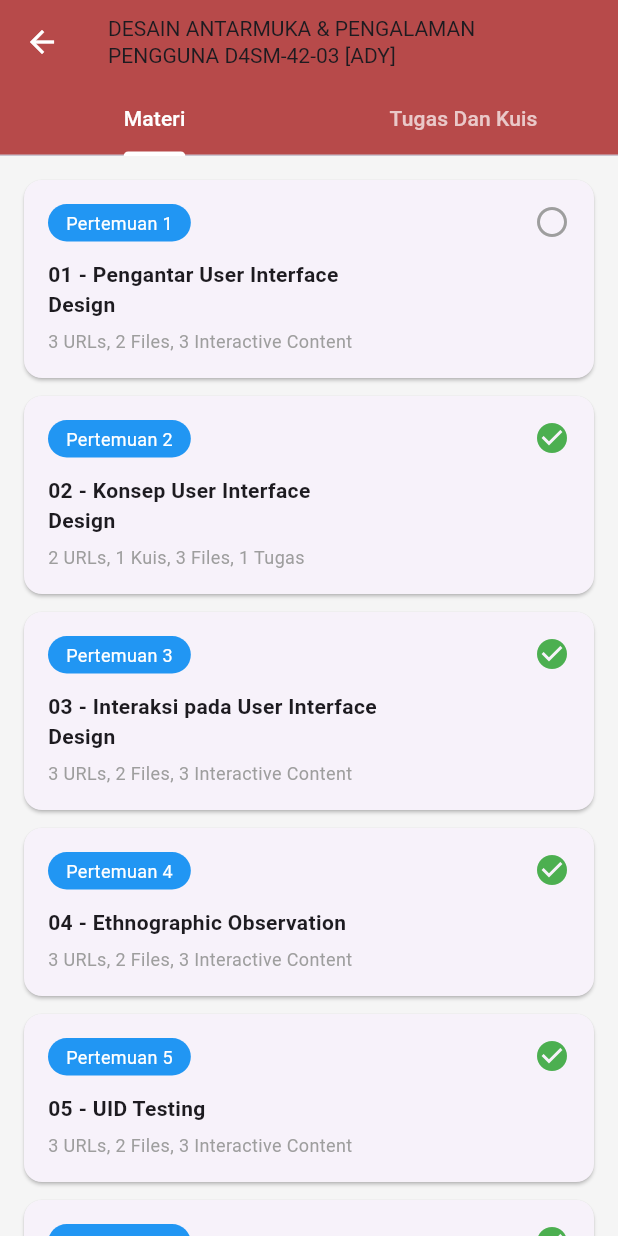
After one commit to ekanurandin/Flutter-Project-Uas-Learning-Management-System, a Flutter app: the ClassDetailPage screen opened directly, on a phone screen of 412 x 824 dp. The commit adds this screen. Run offline on Flutter 3.47's test engine with Material 3 defaults, Android fonts, the phone set to English and light mode, and no system bars.

Commit message:
menambahkan halaman class dashboard ketika mengklik pelajaran desain antar muka dan pengalaman pengguna yang ada di halaman kelas saya

```diff
--- /dev/null
+++ b/lib/class_dashboard_page.dart
@@ -0,0 +1,145 @@
+import 'package:flutter/material.dart';
+
+class ClassDetailPage extends StatelessWidget {
+  @override
+  Widget build(BuildContext context) {
+    return DefaultTabController(
+      length: 2,
+      child: Scaffold(
+        backgroundColor: Colors.grey.shade100,
+        appBar: AppBar(
+          backgroundColor: const Color(0xFFB74A4A),
+          leading: IconButton(
+            icon: const Icon(Icons.arrow_back, color: Colors.white),
+            onPressed: () => Navigator.pop(context),
+          ),
+          title: const Text(
+            'DESAIN ANTARMUKA & PENGALAMAN\nPENGGUNA D4SM-42-03 [ADY]',
+            style: TextStyle(fontSize: 14),
+          ),
+          bottom: const TabBar(
+            labelColor: Colors.white,
+            unselectedLabelColor: Colors.white70,
+            indicatorColor: Colors.white,
+            tabs: [
+              Tab(text: 'Materi'),
+              Tab(text: 'Tugas Dan Kuis'),
+            ],
+          ),
+        ),
+        body: TabBarView(
+          children: [
+            _materiTab(),
+            Center(child: Text('Tugas dan Kuis')),
+          ],
+        ),
+      ),
+    );
+  }
+
+  Widget _materiTab() {
+    return ListView(
+      padding: const EdgeInsets.all(16),
+      children: [
+        _materiCard(
+          pertemuan: 'Pertemuan 1',
+          judul: '01 - Pengantar User Interface Design',
+          detail: '3 URLs, 2 Files, 3 Interactive Content',
+          selesai: false,
+        ),
+        _materiCard(
+          pertemuan: 'Pertemuan 2',
+          judul: '02 - Konsep User Interface Design',
+          detail: '2 URLs, 1 Kuis, 3 Files, 1 Tugas',
+          selesai: true,
+        ),
+        _materiCard(
+          pertemuan: 'Pertemuan 3',
+          judul: '03 - Interaksi pada User Interface Design',
+          detail: '3 URLs, 2 Files, 3 Interactive Content',
+          selesai: true,
+        ),
+        _materiCard(
+          pertemuan: 'Pertemuan 4',
+          judul: '04 - Ethnographic Observation',
+          detail: '3 URLs, 2 Files, 3 Interactive Content',
+          selesai: true,
+        ),
+        _materiCard(
+          pertemuan: 'Pertemuan 5',
+          judul: '05 - UID Testing',
+          detail: '3 URLs, 2 Files, 3 Interactive Content',
+          selesai: true,
+        ),
+        _materiCard(
+          pertemuan: 'Pertemuan 6',
+          judul: '06 - Assessment 1',
+          detail: '3 URLs, 2 Files, 3 Interactive Content',
+          selesai: true,
+        ),
+      ],
+    );
+  }
+
+  Widget _materiCard({
+    required String pertemuan,
+    required String judul,
+    required String detail,
+    required bool selesai,
+  }) {
+    return Card(
+      margin: const EdgeInsets.only(bottom: 12),
+      shape: RoundedRectangleBorder(borderRadius: BorderRadius.circular(12)),
+      child: Padding(
+        padding: const EdgeInsets.all(16),
+        child: Row(
+          crossAxisAlignment: CrossAxisAlignment.start,
+          children: [
+            Column(
+              crossAxisAlignment: CrossAxisAlignment.start,
+              children: [
+                Container(
+                  padding: const EdgeInsets.symmetric(horizontal: 12, vertical: 4),
+                  decoration: BoxDecoration(
+                    color: Colors.blue,
+                    borderRadius: BorderRadius.circular(20),
+                  ),
+                  child: Text(
+                    pertemuan,
+                    style: const TextStyle(color: Colors.white, fontSize: 12),
+                  ),
+                ),
+                const SizedBox(height: 12),
+                SizedBox(
+                  width: 220,
+                  child: Column(
+                    crossAxisAlignment: CrossAxisAlignment.start,
+                    children: [
+                      Text(
+                        judul,
+                        style: const TextStyle(
+                          fontWeight: FontWeight.bold,
+                          fontSize: 14,
+                        ),
+                      ),
+                      const SizedBox(height: 6),
+                      Text(
+                        detail,
+                        style: const TextStyle(fontSize: 12, color: Colors.grey),
+                      ),
+                    ],
+                  ),
+                ),
+              ],
+            ),
+            const Spacer(),
+            Icon(
+              selesai ? Icons.check_circle : Icons.radio_button_unchecked,
+              color: selesai ? Colors.green : Colors.grey,
+            ),
+          ],
+        ),
+      ),
+    );
+  }
+}
--- a/lib/class_page.dart
+++ b/lib/class_page.dart
@@ -1,5 +1,6 @@
 import 'package:flutter/material.dart';
 import 'home page.dart';
+import 'class_dashboard_page.dart';
 
 class ClassPage extends StatelessWidget {
   @override
@@ -30,6 +31,12 @@ class ClassPage extends StatelessWidget {
               image: 'assets/images/desain uiux.png',
               title: 'DESAIN ANTARMUKA & PENGALAMAN PENGGUNA',
               progress: 0.89,
+              onTap: () {
+                Navigator.push(
+                  context,
+                  MaterialPageRoute(builder: (context) => ClassDetailPage()),
+                );
+              },
             ),
             _classItem(
               image: 'assets/images/pendidikan pancasila.jpg',
@@ -104,9 +111,12 @@ class ClassPage extends StatelessWidget {
     required String image,
     required String title,
     required double progress,
+    VoidCallback? onTap,
   }) {
     return Padding(
       padding: const EdgeInsets.fromLTRB(20, 12, 20, 0),
+      child: GestureDetector(
+        onTap: onTap,
         child: Card(
           elevation: 4,
           shape: RoundedRectangleBorder(
@@ -150,6 +160,7 @@ class ClassPage extends StatelessWidget {
             ),
           ),
         ),
+      ),
     );
   }
 }
```
Lines whose indentation alone changed are shown as unchanged.
